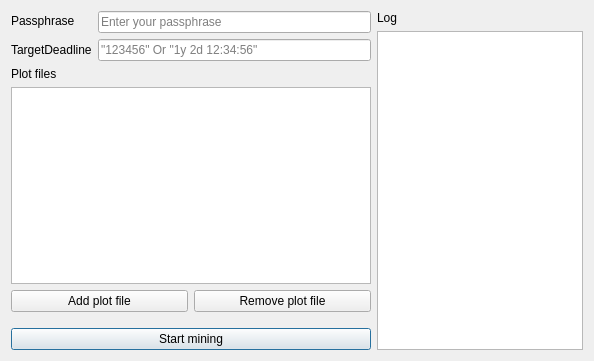
Qt form src/qt/forms/minerwindow.ui (goomario/btchd) before a commit.
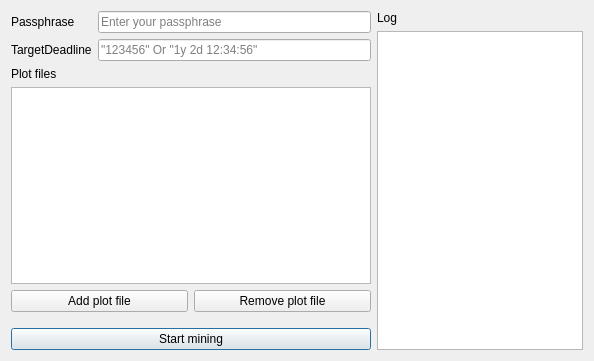
The same form after that commit. Icons and pictures are not drawn.

What changed in the file:
```diff
--- a/src/qt/forms/minerwindow.ui
+++ b/src/qt/forms/minerwindow.ui
@@ -34,12 +34,12 @@
      </property>
      <item>
       <layout class="QGridLayout" name="gridLayout_1">
-       <item row="1" column="0" alignment="Qt::AlignTop">
+       <item row="1" column="0" alignment="Qt::AlignVCenter">
         <widget class="QLabel" name="passphraseLabel">
          <property name="minimumSize">
           <size>
            <width>80</width>
-           <height>20</height>
+           <height>0</height>
           </size>
          </property>
          <property name="text">
@@ -63,7 +63,7 @@
          </property>
         </widget>
        </item>
-       <item row="2" column="0">
+       <item row="2" column="0" alignment="Qt::AlignVCenter">
         <widget class="QLabel" name="targetDeadlineLabel">
          <property name="text">
           <string>TargetDeadline</string>
```
Left out of the diff: 18 changed lines with no effect on the pictures.
